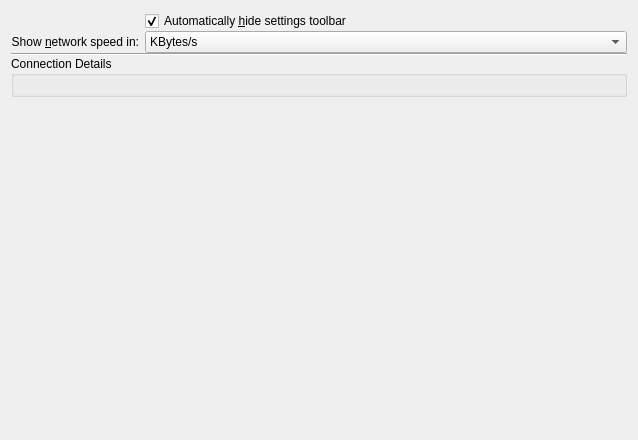
Old version of the form applet/declarative/contents/ui/config.ui in the repository KDE/plasma-nm.
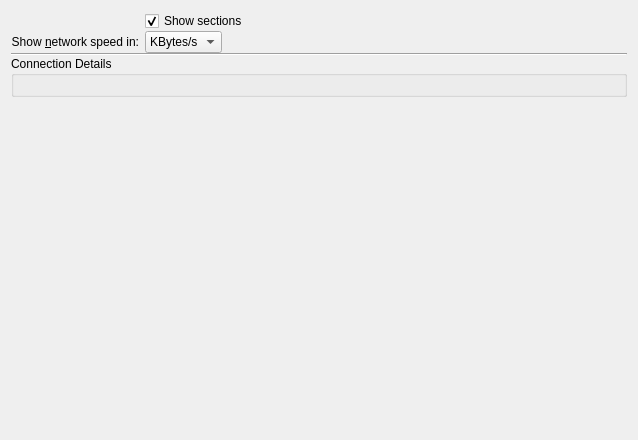
New version of the form. Custom widgets are drawn as their Qt base class.

The edit to the form file:
```diff
--- a/applet/declarative/contents/ui/config.ui
+++ b/applet/declarative/contents/ui/config.ui
@@ -14,10 +14,13 @@
     <property name="verticalSpacing">
        <number>0</number>
     </property>
+   <property name="fieldGrowthPolicy">
+    <enum>QFormLayout::ExpandingFieldsGrow</enum>
+   </property>
    <item row="0" column="1">
     <widget class="QCheckBox" name="kcfg_autoHideOptions">
      <property name="text">
-      <string>Automatically &amp;hide settings toolbar</string>
+      <string>Show sections</string>
      </property>
      <property name="checked">
       <bool>true</bool>
```
Left out of the diff: 5 changed lines with no effect on the pictures.
